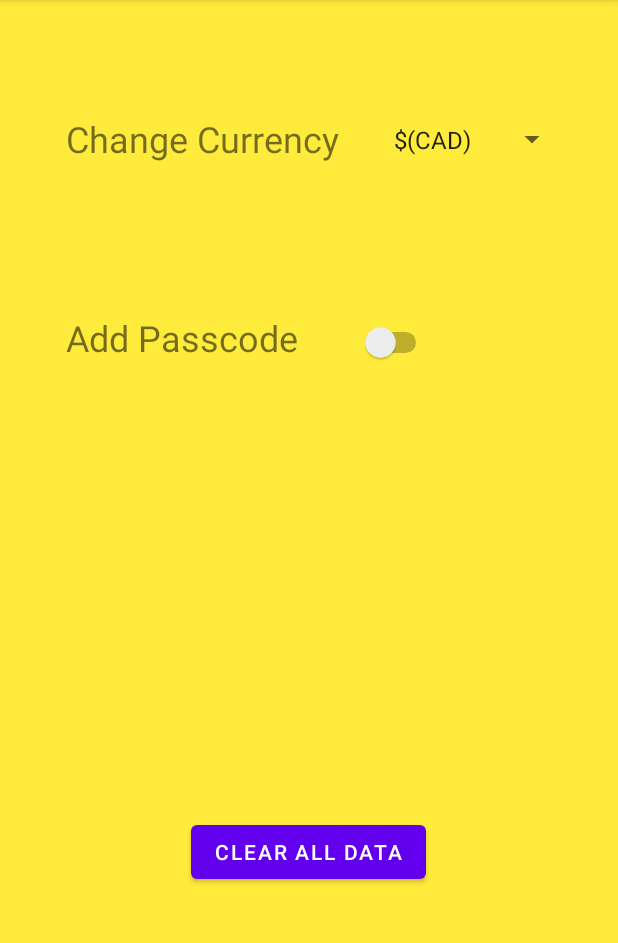
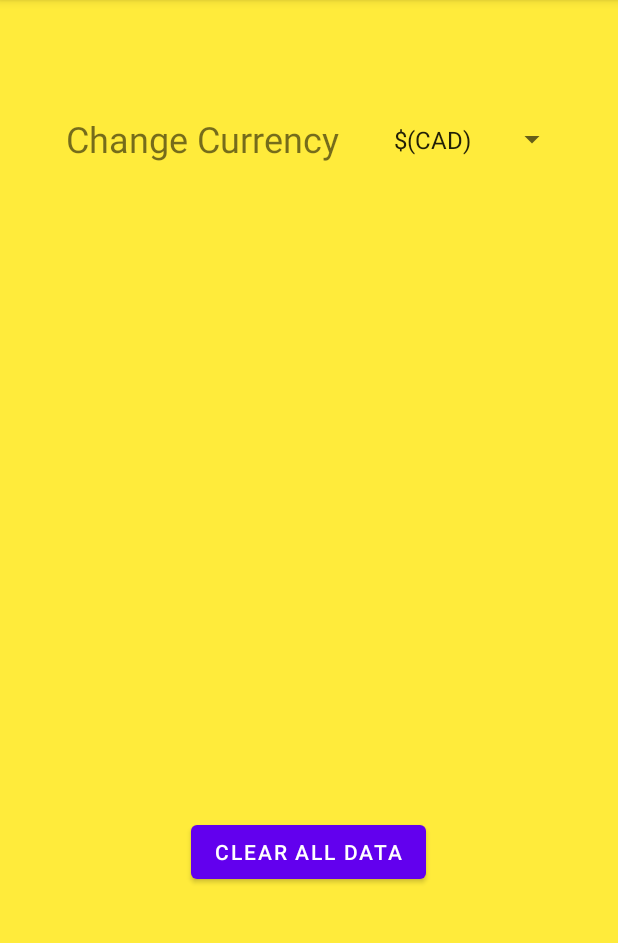
Before and after one commit to imohitsingh/Group-C-Final-Project, an Android app: the Settings screen opened directly, with no data from a screen before it, on a phone screen of 412 x 824 dp, the part 84-1027 px from its top. Run offline under Robolectric (Android 15) with nearby library versions, the phone set to English and light mode, and no system bars.

```diff
--- a/app/src/main/res/layout/activity_settings.xml
+++ b/app/src/main/res/layout/activity_settings.xml
@@ -18,17 +18,6 @@
         app:layout_constraintStart_toStartOf="parent"
         app:layout_constraintTop_toTopOf="parent" />
 
-    <TextView
-        android:id="@+id/textView4"
-        android:layout_width="wrap_content"
-        android:layout_height="wrap_content"
-        android:layout_marginStart="44dp"
-        android:layout_marginTop="100dp"
-        android:text="Add Passcode"
-        android:textSize="24sp"
-        app:layout_constraintStart_toStartOf="parent"
-        app:layout_constraintTop_toBottomOf="@+id/textView3" />
-
     <Button
         android:id="@+id/clearDataButton"
         android:layout_width="wrap_content"
@@ -39,15 +28,6 @@
         app:layout_constraintEnd_toEndOf="parent"
         app:layout_constraintHorizontal_bias="0.498"
         app:layout_constraintStart_toStartOf="parent" />
-
-    <Switch
-        android:id="@+id/switch1"
-        android:layout_width="65dp"
-        android:layout_height="40dp"
-        android:layout_marginTop="208dp"
-        android:layout_marginEnd="124dp"
-        app:layout_constraintEnd_toEndOf="parent"
-        app:layout_constraintTop_toTopOf="parent" />
 
     <Spinner
         android:id="@+id/spinnerCurrencies"
```
